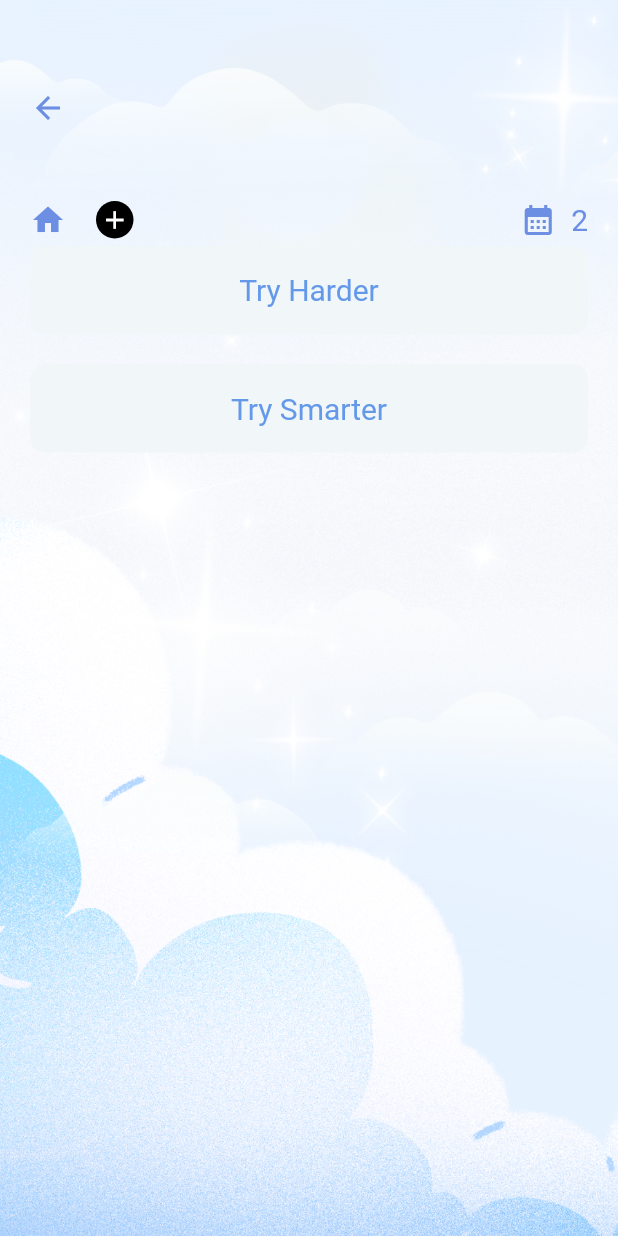
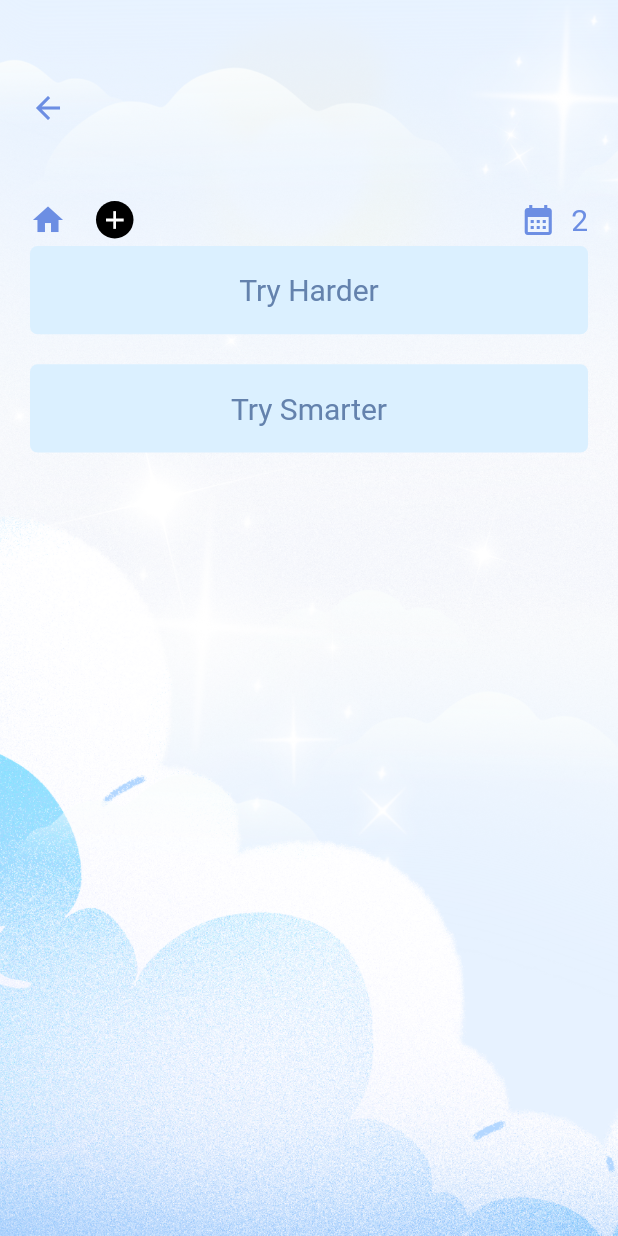
Before and after one commit to khushisinha20/to-do-app, a Flutter app: the screen it shows after launch, on a phone screen of 412 x 824 dp. Run offline on Flutter 3.47's test engine with Material 2 defaults, Android fonts, the phone set to English and light mode, and no system bars.

Commit message:
Completed all tasks page

```diff
--- a/frontend/lib/screens/all_tasks.dart
+++ b/frontend/lib/screens/all_tasks.dart
@@ -2,6 +2,7 @@ import 'package:flutter/material.dart';
 import 'package:flutter/src/widgets/framework.dart';
 import 'package:flutter/src/widgets/placeholder.dart';
 import 'package:frontend/colors/app_colors.dart';
+import 'package:frontend/widgets/button_widget.dart';
 import 'package:frontend/widgets/task_widget.dart';
 
 class AllTasks extends StatelessWidget {
@@ -13,6 +14,26 @@ class AllTasks extends StatelessWidget {
       "Try Harder",
       "Try Smarter",
     ];
+
+    final leftEditIcon = Container(
+      margin: const EdgeInsets.only(bottom: 10),
+      color: const Color(0xff2e3253).withOpacity(0.5),
+      child: const Icon(
+        Icons.edit,
+        color: Colors.white,
+      ),
+      alignment: Alignment.centerLeft,
+    );
+
+    final rightEditIcon = Container(
+      margin: const EdgeInsets.only(bottom: 10),
+      color: Colors.redAccent,
+      child: const Icon(
+        Icons.delete,
+        color: Colors.white,
+      ),
+      alignment: Alignment.centerRight,
+    );
 
     return Scaffold(
       body: Stack(
@@ -84,15 +105,66 @@ class AllTasks extends StatelessWidget {
                   ],
                 ),
               ),
-              Expanded(
+              Flexible(
                 child: ListView.builder(
                     itemCount: myData.length,
                     itemBuilder: (context, index) {
-                      return Container(
-                        margin: const EdgeInsets.symmetric(vertical: 5),
-                        child: TaskWidget(
-                            text: myData[index],
-                            color: Color.fromRGBO(100, 153, 233, 1)),
+                      return Dismissible(
+                        background: leftEditIcon,
+                        secondaryBackground: rightEditIcon,
+                        onDismissed: (DismissDirection direction) {},
+                        confirmDismiss: (DismissDirection direction) async {
+                          if (direction == DismissDirection.startToEnd) {
+                            showModalBottomSheet(
+                                backgroundColor: Colors.transparent,
+                                barrierColor: Colors.transparent,
+                                context: context,
+                                builder: (_) {
+                                  return Container(
+                                      height: 550,
+                                      decoration: BoxDecoration(
+                                          color: const Color(0xff2e3253)
+                                              .withOpacity(0.4),
+                                          borderRadius: BorderRadius.only(
+                                            topRight: Radius.circular(20),
+                                            topLeft: Radius.circular(20),
+                                          )),
+                                      child: Padding(
+                                        padding: const EdgeInsets.only(
+                                            left: 20, right: 20),
+                                        child: Column(
+                                          mainAxisAlignment:
+                                              MainAxisAlignment.center,
+                                          children: [
+                                            ButtonWidget(
+                                                backgroundColor:
+                                                    AppColors.mainColor,
+                                                text: "View",
+                                                textColor: Colors.white),
+                                            SizedBox(
+                                              height: 20,
+                                            ),
+                                            ButtonWidget(
+                                                backgroundColor:
+                                                    AppColors.mainColor,
+                                                text: "Edit",
+                                                textColor: Colors.white)
+                                          ],
+                                        ),
+                                      ));
+                                });
+                          } else {
+                            Future.delayed(Duration(seconds: 1),
+                                () => direction == DismissDirection.endToStart);
+                          }
+                        },
+                        key: ObjectKey(index),
+                        child: Container(
+                          margin: const EdgeInsets.symmetric(vertical: 5),
+                          child: TaskWidget(
+                              text: myData[index],
+                              color: Color.fromRGBO(100, 130, 173, 1)),
+                        ),
                       );
                     }),
               ),
--- a/frontend/lib/widgets/task_widget.dart
+++ b/frontend/lib/widgets/task_widget.dart
@@ -19,8 +19,8 @@ class TaskWidget extends StatelessWidget {
       width: double.maxFinite,
       height: MediaQuery.of(context).size.height / 14,
       decoration: BoxDecoration(
-        color: Color.fromRGBO(241, 246, 249, 1),
-        borderRadius: BorderRadius.circular(10),
+        color: Color.fromRGBO(219, 240, 255, 1),
+        borderRadius: BorderRadius.circular(5),
       ),
       child: Center(
         child: Text(
```
